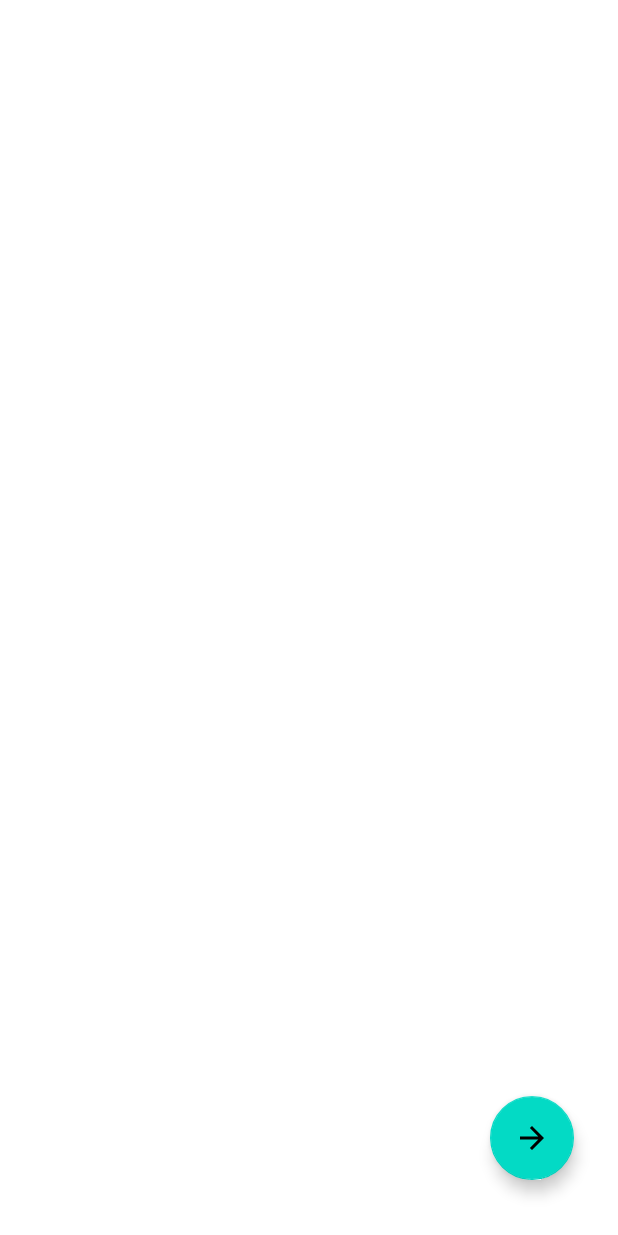
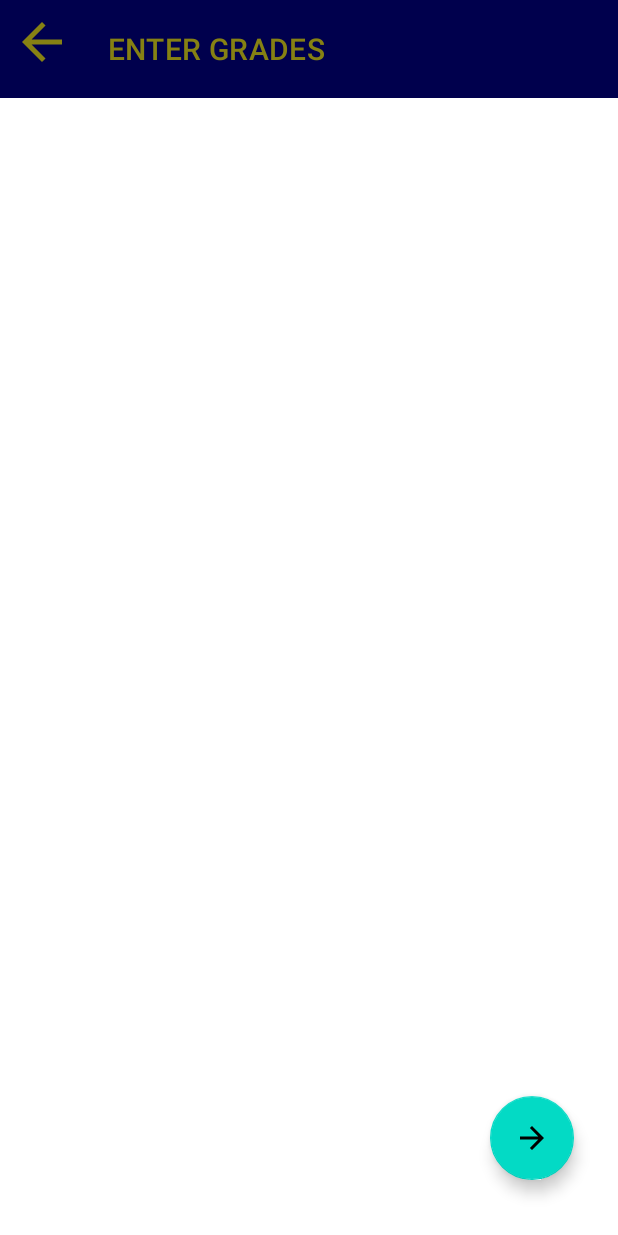
Before and after one commit to dhanpraja231/Aucademics, an Android app: the SelectGpaActivity screen opened directly, with no data from a screen before it, on a phone screen of 412 x 824 dp. Run offline under Robolectric (Android 15) with nearby library versions, the phone set to English and light mode, and no system bars.

Commit message:
design and alignment(20%) gratitude page left, few design aspects left overall completed(95%)

```diff
--- a/app/src/main/java/com/example/aucademics/cgpaFragment/CgpaFragment.java
+++ b/app/src/main/java/com/example/aucademics/cgpaFragment/CgpaFragment.java
@@ -36,7 +36,7 @@ public class CgpaFragment extends Fragment {
         for(int i =1;i<=8;i++){
             Double cgpa = db.calculateGpaOfSemester(i);
             if(cgpa!=null){
-            cgpa = round(cgpa,2);
+            cgpa = round(cgpa,3);
             cgpaCumulative +=cgpa;
             semestersAccounted++;}
             tileData.add(new SemesterItem(i,cgpa));
@@ -44,11 +44,11 @@ public class CgpaFragment extends Fragment {
         db.close();
         if(semestersAccounted!=0){
             double result = (double)cgpaCumulative/(double)semestersAccounted;
-            result = round(result,2);
+            result = round(result,3);
             mFinalGpa.setText(String.valueOf(result));
         }
 
-        System.out.println("tile Data: "+tileData);
+        //System.out.println("tile Data: "+tileData);
         SemesterTileRVAdapter rvAdapter = new SemesterTileRVAdapter(tileData,this.getContext());
         rvCgpaList = root.findViewById(R.id.rv_cgpa_list);
         rvCgpaList.setAdapter(rvAdapter);
--- a/app/src/main/java/com/example/aucademics/cgpaFragment/SelectGpaActivity.java
+++ b/app/src/main/java/com/example/aucademics/cgpaFragment/SelectGpaActivity.java
@@ -1,11 +1,13 @@
 package com.example.aucademics.cgpaFragment;
 
 import androidx.appcompat.app.AppCompatActivity;
+import androidx.appcompat.widget.Toolbar;
 import androidx.recyclerview.widget.LinearLayoutManager;
 import androidx.recyclerview.widget.RecyclerView;
 
 import android.content.Intent;
 import android.content.SharedPreferences;
+import android.graphics.Color;
 import android.os.Bundle;
 import android.preference.PreferenceManager;
 import android.view.View;
@@ -25,12 +27,28 @@ public class SelectGpaActivity extends AppCompatActivity {
     ArrayList<gpaItem> cbDataList;
     BigBadCGPATableDBHelper db;
     FloatingActionButton mConfirmButton;
+    Toolbar tBar;
 
     @Override
     protected void onCreate(Bundle savedInstanceState) {
         super.onCreate(savedInstanceState);
         setContentView(R.layout.activity_select_gpa);
         selectGpaList = findViewById(R.id.rv_select_cgpa_list);
+        tBar = findViewById(R.id.selectGpaToolbar);
+        tBar.setBackgroundColor(Color.parseColor("#00004d"));
+        tBar.setNavigationIcon(getDrawable(R.drawable.ic_baseline_arrow_back_24));
+        tBar.setTextAlignment(View.TEXT_ALIGNMENT_CENTER);
+        tBar.setTitle("ENTER GRADES");
+        tBar.setTitleTextColor(Color.parseColor("#868113"));
+        tBar.setNavigationOnClickListener(new View.OnClickListener() {
+            @Override
+            public void onClick(View v) {
+                onBackPressed();
+                //What to do on back clicked
+            }
+        });
+
+
         sp = PreferenceManager.getDefaultSharedPreferences(
                 this);
         Integer semesterRequested = sp.getInt("semesterClicked",0);
--- /dev/null
+++ b/app/src/main/res/drawable/ic_baseline_arrow_back_24.xml
@@ -0,0 +1,5 @@
+<vector android:autoMirrored="true" android:height="40dp"
+    android:tint="#868113" android:viewportHeight="24"
+    android:viewportWidth="24" android:width="40dp" xmlns:android="http://schemas.android.com/apk/res/android">
+    <path android:fillColor="@android:color/white" android:pathData="M20,11H7.83l5.59,-5.59L12,4l-8,8 8,8 1.41,-1.41L7.83,13H20v-2z"/>
+</vector>
--- a/app/src/main/res/layout/activity_select_gpa.xml
+++ b/app/src/main/res/layout/activity_select_gpa.xml
@@ -6,8 +6,18 @@
     android:layout_height="match_parent"
     android:layout_marginStart="0dp">
 
+    <androidx.appcompat.widget.Toolbar
+        android:id="@+id/selectGpaToolbar"
+        android:layout_width="match_parent"
+        android:layout_height="65sp"
+        app:layout_constraintBottom_toBottomOf="parent"
+        app:layout_constraintTop_toTopOf="parent"
+        app:layout_constraintVertical_bias="0.0"
+         />
+
     <androidx.recyclerview.widget.RecyclerView
         android:id="@+id/rv_select_cgpa_list"
+        android:layout_marginTop="62sp"
         android:layout_width="match_parent"
         android:layout_height="match_parent"
         app:layout_constraintBottom_toBottomOf="parent"
--- /dev/null
+++ b/app/src/main/res/mipmap-anydpi-v26/ic_action_back.xml
@@ -0,0 +1,5 @@
+<?xml version="1.0" encoding="utf-8"?>
+<adaptive-icon xmlns:android="http://schemas.android.com/apk/res/android">
+    <background android:drawable="@drawable/ic_action_back_background"/>
+    <foreground android:drawable="@drawable/ic_action_back_foreground"/>
+</adaptive-icon>
--- /dev/null
+++ b/app/src/main/res/mipmap-anydpi-v26/ic_action_back_round.xml
@@ -0,0 +1,5 @@
+<?xml version="1.0" encoding="utf-8"?>
+<adaptive-icon xmlns:android="http://schemas.android.com/apk/res/android">
+    <background android:drawable="@drawable/ic_action_back_background"/>
+    <foreground android:drawable="@drawable/ic_action_back_foreground"/>
+</adaptive-icon>
```
Also changed, not shown: app/src/main/res/drawable/ic_action_back_background.xml (added, +74 -0 lines), app/src/main/res/drawable/ic_action_back_foreground.xml (added, +15 -0 lines), app/src/main/ic_action_back-playstore.png (added), app/src/main/res/mipmap-hdpi/ic_action_back.png (added), app/src/main/res/mipmap-hdpi/ic_action_back_round.png (added), app/src/main/res/mipmap-mdpi/ic_action_back.png (added), app/src/main/res/mipmap-mdpi/ic_action_back_round.png (added), app/src/main/res/mipmap-xhdpi/ic_action_back.png (added), app/src/main/res/mipmap-xhdpi/ic_action_back_round.png (added), app/src/main/res/mipmap-xxhdpi/ic_action_back.png (added), app/src/main/res/mipmap-xxhdpi/ic_action_back_round.png (added), app/src/main/res/mipmap-xxxhdpi/ic_action_back.png (added), app/src/main/res/mipmap-xxxhdpi/ic_action_back_round.png (added).
